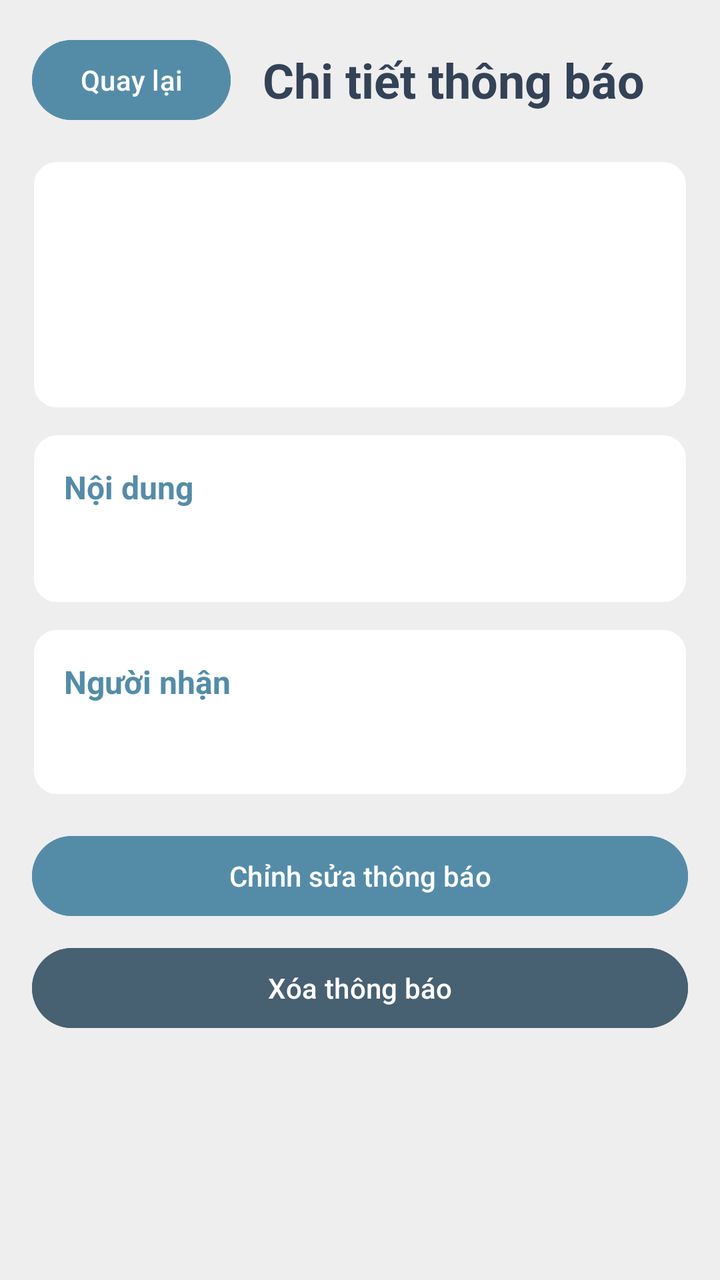
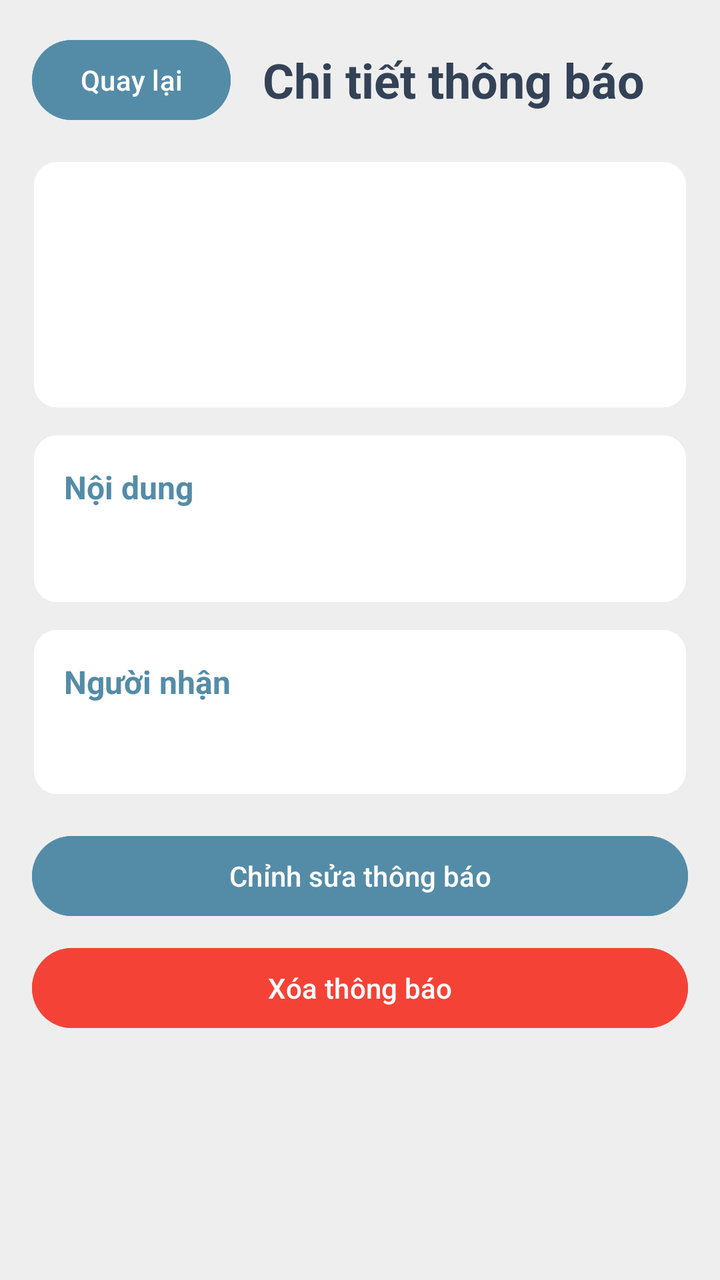

An Android layout rendered at two revisions. The XML below is the earlier revision; the diff shows what the commit changed to produce the second picture.
<!-- AndroidManifest.xml: application theme Theme.Rentaly_Management -->
<!-- res/layout/fragment_announcement_detail.xml -->
<?xml version="1.0" encoding="utf-8"?>
<ScrollView xmlns:android="http://schemas.android.com/apk/res/android"
    android:layout_width="match_parent"
    android:layout_height="match_parent"
    android:background="@color/background"
    android:fillViewport="true">

    <LinearLayout
        android:layout_width="match_parent"
        android:layout_height="wrap_content"
        android:orientation="vertical"
        android:padding="16dp">

        <LinearLayout
            android:layout_width="match_parent"
            android:layout_height="wrap_content"
            android:gravity="center_vertical">

            <Button
                android:id="@+id/announcement_detail_back"
                android:layout_width="wrap_content"
                android:layout_height="48dp"
                android:backgroundTint="@color/primary"
                android:contentDescription="Quay lại"
                android:minWidth="48dp"
                android:text="Quay lại"
                android:textColor="@color/white" />

            <TextView
                android:layout_width="0dp"
                android:layout_height="wrap_content"
                android:layout_marginStart="16dp"
                android:layout_weight="1"
                android:text="Chi tiết thông báo"
                android:textColor="@color/dark_navy"
                android:textSize="24sp"
                android:textStyle="bold" />
        </LinearLayout>

        <LinearLayout
            android:layout_width="match_parent"
            android:layout_height="wrap_content"
            android:layout_marginTop="16dp"
            android:background="@drawable/user_detail_card"
            android:orientation="vertical"
            android:padding="16dp">

            <TextView
                android:id="@+id/announcement_detail_status"
                android:layout_width="match_parent"
                android:layout_height="wrap_content"
                android:textColor="@color/primary"
                android:textSize="16sp"
                android:textStyle="bold" />

            <TextView
                android:id="@+id/announcement_detail_type"
                android:layout_width="match_parent"
                android:layout_height="wrap_content"
                android:layout_marginTop="6dp"
                android:textColor="@color/secondary"
                android:textSize="14sp" />

            <TextView
                android:id="@+id/announcement_detail_created"
                android:layout_width="match_parent"
                android:layout_height="wrap_content"
                android:layout_marginTop="4dp"
                android:textColor="@color/secondary"
                android:textSize="14sp" />

            <TextView
                android:id="@+id/announcement_detail_sent"
                android:layout_width="match_parent"
                android:layout_height="wrap_content"
                android:layout_marginTop="4dp"
                android:textColor="@color/secondary"
                android:textSize="14sp" />
        </LinearLayout>

        <LinearLayout
            android:layout_width="match_parent"
            android:layout_height="wrap_content"
            android:layout_marginTop="12dp"
            android:background="@drawable/user_detail_card"
            android:orientation="vertical"
            android:padding="16dp">

            <TextView
                android:layout_width="match_parent"
                android:layout_height="wrap_content"
                android:text="Nội dung"
                android:textColor="@color/primary"
                android:textSize="16sp"
                android:textStyle="bold" />

            <TextView
                android:id="@+id/announcement_detail_content"
                android:layout_width="match_parent"
                android:layout_height="wrap_content"
                android:layout_marginTop="10dp"
                android:textColor="@color/dark_navy"
                android:textSize="16sp" />
        </LinearLayout>

        <LinearLayout
            android:layout_width="match_parent"
            android:layout_height="wrap_content"
            android:layout_marginTop="12dp"
            android:background="@drawable/user_detail_card"
            android:orientation="vertical"
            android:padding="16dp">

            <TextView
                android:layout_width="match_parent"
                android:layout_height="wrap_content"
                android:text="Người nhận"
                android:textColor="@color/primary"
                android:textSize="16sp"
                android:textStyle="bold" />

            <TextView
                android:id="@+id/announcement_detail_recipients"
                android:layout_width="match_parent"
                android:layout_height="wrap_content"
                android:layout_marginTop="10dp"
                android:textColor="@color/secondary"
                android:textSize="15sp" />
        </LinearLayout>

        <Button
            android:id="@+id/announcement_detail_edit"
            android:layout_width="match_parent"
            android:layout_height="48dp"
            android:layout_marginTop="16dp"
            android:backgroundTint="@color/primary"
            android:text="Chỉnh sửa thông báo"
            android:textColor="@color/white" />

        <Button
            android:id="@+id/announcement_detail_delete"
            android:layout_width="match_parent"
            android:layout_height="48dp"
            android:layout_marginTop="8dp"
            android:layout_marginBottom="8dp"
            android:backgroundTint="@color/secondary"
            android:text="Xóa thông báo"
            android:textColor="@color/white" />
    </LinearLayout>
</ScrollView>
<!-- resources referenced by this layout -->
<resources>
  <color name="background">#EEEEEE</color>
  <color name="dark_navy">#334257</color>
  <color name="primary">#548CA8</color>
  <color name="secondary">#476072</color>
  <color name="white">#FFFFFFFF</color>
  <!-- drawable user_detail_card (drawable) -->
  <?xml version="1.0" encoding="utf-8"?>
  <shape xmlns:android="http://schemas.android.com/apk/res/android" android:shape="rectangle">
      <solid android:color="@color/white" />
      <corners android:radius="12dp" />
      <stroke android:width="1dp" android:color="@color/background" />
  </shape>
  <style name="Theme.Rentaly_Management" parent="Base.Theme.Rentaly_Management" />
  <style name="Base.Theme.Rentaly_Management" parent="Theme.Material3.DayNight.NoActionBar">
          
          
      </style>
</resources>

<!-- the commit's change to res/layout/fragment_announcement_detail.xml (unified diff, before → after) -->
@@ -143,7 +143,7 @@
             android:layout_height="48dp"
             android:layout_marginTop="8dp"
             android:layout_marginBottom="8dp"
-            android:backgroundTint="@color/secondary"
+            android:backgroundTint="#F44336"
             android:text="Xóa thông báo"
             android:textColor="@color/white" />
     </LinearLayout>
